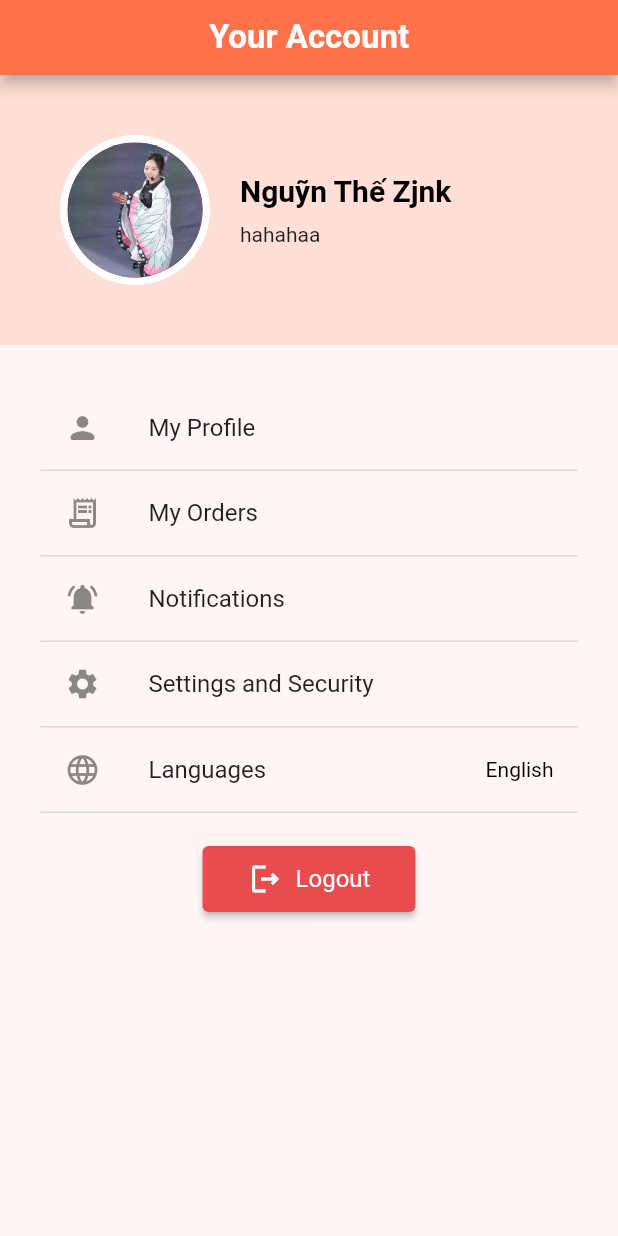
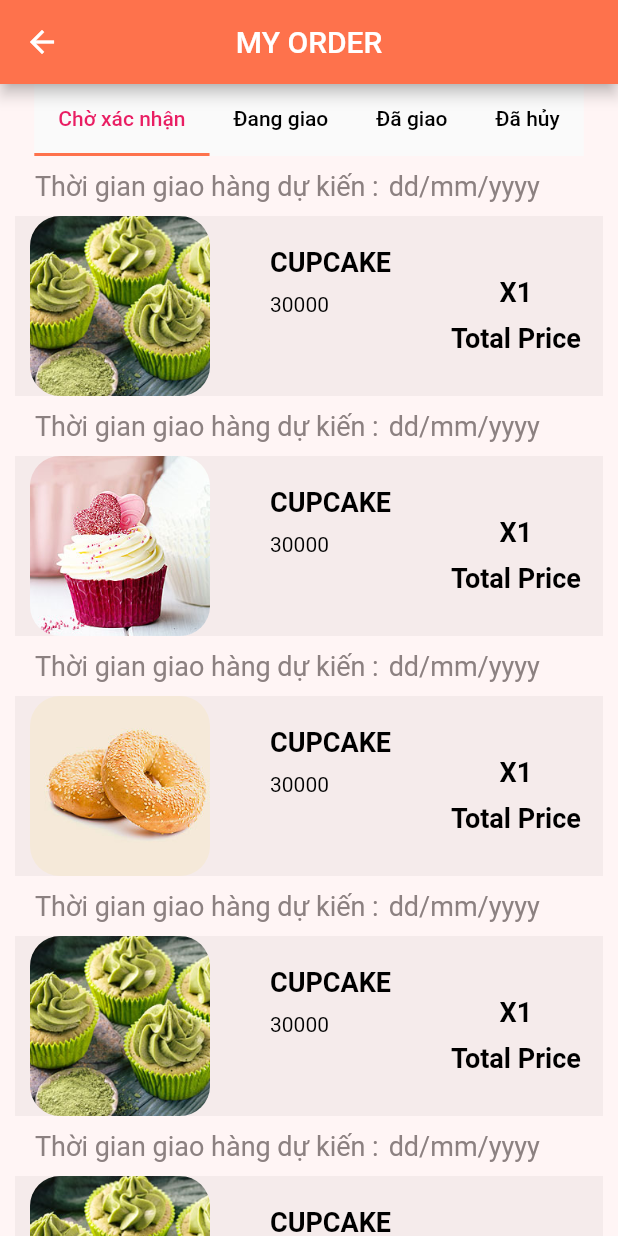
Before and after one commit to vinhvinhvinh/CakeBakeryMobile, a Flutter app: the AccountScreen screen opened by its route, after a tap on "My Orders", on a phone screen of 412 x 824 dp. Run offline on Flutter 3.47's test engine with Material 2 defaults, Android fonts, the phone set to English and light mode, and no system bars; our stand-ins replace carousel_slider, flutter_svg; project files that could hold a hidden picture were left out.

Commit message:
my order

```diff
--- a/flutter_application_cake_bakery/lib/main.dart
+++ b/flutter_application_cake_bakery/lib/main.dart
@@ -1,9 +1,11 @@
 import 'package:flutter/material.dart';
 import 'package:flutter_application_cake_bakery/constant.dart';
 import 'package:flutter_application_cake_bakery/screens/account/account_creen.dart';
+import 'package:flutter_application_cake_bakery/screens/account/myorder/myorder_screen.dart';
 import 'package:flutter_application_cake_bakery/screens/account/profile/my_profile_screen.dart';
 import 'package:flutter_application_cake_bakery/screens/login/login_screen.dart';
 import 'package:flutter_application_cake_bakery/screens/main/main_screen.dart';
+
 import 'screens/account/setting_and_security/password_change/password_change_screen.dart';
 import 'screens/account/setting_and_security/setting_security_screen.dart';
 import 'screens/changepassword/change_pasword_screen.dart';
@@ -40,6 +42,7 @@ class CakeBakery extends StatelessWidget {
         '/change': (context) => const ChangePassword(),
         'account': (context) => const AccountScreen(),
         'account/myprofile': (context) => const ProfileScreen(),
+        'account/myorder':(context)=>const MyOrderScreen(),
         'account/setting_and_security': (context) =>
             const SettingAndSecurityScreen(),
         'account/account_and_security/change_password': (context) =>
--- a/flutter_application_cake_bakery/lib/screens/account/components/directional_user.dart
+++ b/flutter_application_cake_bakery/lib/screens/account/components/directional_user.dart
@@ -15,7 +15,7 @@ Widget directionalUser() {
         directionalUserItem(
           'My Orders',
           Icons.receipt_long_outlined,
-          '/myorder',
+          'account/myorder',
           '',
         ),
         directionalUserItem(
--- /dev/null
+++ b/flutter_application_cake_bakery/lib/screens/account/myorder/components/body.dart
@@ -0,0 +1,53 @@
+import 'package:flutter/material.dart';
+import 'package:flutter_application_cake_bakery/constant.dart';
+import 'package:flutter_application_cake_bakery/screens/account/myorder/components/canceled.dart';
+import 'package:flutter_application_cake_bakery/screens/account/myorder/components/delivered.dart';
+import 'package:flutter_application_cake_bakery/screens/account/myorder/components/watting_confirm.dart';
+import 'package:flutter_application_cake_bakery/screens/account/myorder/components/watting_receive.dart';
+import 'main.dart';
+
+class Body extends StatelessWidget {
+  const Body({Key? key}) : super(key: key);
+
+  @override
+  Widget build(BuildContext context) {
+    return DefaultTabController(
+        length: 4,
+        child: Column(
+          children: [
+            Container(
+                child: const Material(
+              child: TabBar(
+                indicatorColor: primaryColor,
+                isScrollable: true,
+                labelColor: Colors.pink,
+                unselectedLabelColor: Colors.black,
+                tabs: [
+                  Tab(
+                    text: 'Chờ xác nhận',
+                  ),
+                  Tab(
+                    text: 'Đang giao',
+                  ),
+                  Tab(
+                    text: 'Đã giao',
+                  ),
+                  Tab(
+                    text: 'Đã hủy',
+                  ),
+                ],
+              ),
+            )),
+            const Expanded(
+                child: TabBarView(
+              children: [
+                WattingCofirm(),
+                WattingReceive(),
+                Delivered(),
+                Canceled(),
+              ],
+            ))
+          ],
+        ));
+  }
+}
--- /dev/null
+++ b/flutter_application_cake_bakery/lib/screens/account/myorder/components/canceled.dart
@@ -0,0 +1,32 @@
+import 'package:flutter/material.dart';
+import 'package:flutter_application_cake_bakery/constant.dart';
+import 'main.dart';
+
+class Canceled extends StatelessWidget {
+  const Canceled({Key? key}) : super(key: key);
+
+  @override
+  Widget build(BuildContext context) {
+    return ListView(
+      children: const [
+        Product(
+            text: 'Lý do hủy :',
+            time: 'abcd',
+            image: '3.png',
+            productname: 'CUPCAKE',
+            price: '30000',
+            totalPrice: '1'
+        ),
+        SizedBox(height: kDefaultPadding/2),
+        Product(
+            text: 'Lý do hủy :',
+            time: 'abcde',
+            image: '3.png',
+            productname: 'CUPCAKE',
+            price: '30000',
+            totalPrice: '1'
+        ),
+      ],
+    );
+  }
+}
--- /dev/null
+++ b/flutter_application_cake_bakery/lib/screens/account/myorder/components/delivered.dart
@@ -0,0 +1,32 @@
+import 'package:flutter/material.dart';
+import 'package:flutter_application_cake_bakery/constant.dart';
+import 'main.dart';
+
+class Delivered extends StatelessWidget {
+  const Delivered({Key? key}) : super(key: key);
+
+  @override
+  Widget build(BuildContext context) {
+    return ListView(
+      children: const [
+        Product(
+            text: 'Đã giao ngày :',
+            time: 'dd/mm/yyyy',
+            image: '3.png',
+            productname: 'CUPCAKE',
+            price: '30000',
+            totalPrice: '1'
+        ),
+        SizedBox(height: kDefaultPadding/2),
+        Product(
+            text: 'Đã giao ngày :',
+            time: 'dd/mm/yyyy',
+            image: '3.png',
+            productname: 'CUPCAKE',
+            price: '30000',
+            totalPrice: '1'
+        ),
+      ],
+    );
+  }
+}
--- /dev/null
+++ b/flutter_application_cake_bakery/lib/screens/account/myorder/components/main.dart
@@ -0,0 +1,98 @@
+import 'package:flutter/material.dart';
+import 'package:flutter_application_cake_bakery/constant.dart';
+
+class Product extends StatelessWidget {
+  final String image;
+  final String productname;
+  final String price;
+  final String totalPrice;
+  final String text;
+  final String time;
+  const Product({
+    Key? key,
+    required this.image,
+    required this.productname,
+    required this.price,
+    required this.totalPrice,
+    required this.text,
+    required this.time,
+  }) : super(key: key);
+
+  @override
+  Widget build(BuildContext context) {
+    return Container(
+      padding: const EdgeInsets.symmetric(horizontal: kDefaultPadding / 2),
+      child: Column(
+        children: [
+          Row(
+            children: [
+              const Padding(
+                  padding: EdgeInsets.symmetric(vertical: kDefaultPadding, horizontal: kDefaultPadding/3)),
+              Text(
+                text,
+                style: myStyle(18, Color(0xFF8C8181), FontWeight.normal),
+              ),
+              const SizedBox(
+                width: (kDefaultPadding / 3),
+              ),
+              Text(time, style: myStyle(18,  Color(0xFF8C8181), FontWeight.normal),),
+            ],
+          ),
+          Container(
+            padding: EdgeInsets.symmetric(horizontal: kDefaultPadding/2),
+            color: const Color(0xFF8C8181).withOpacity(0.09),
+            child: Row(
+              crossAxisAlignment: CrossAxisAlignment.start,
+              children: [
+                ClipRRect(
+                  borderRadius: BorderRadius.circular(20),
+                  child: Image.asset(
+                    'assets/images/$image',
+                    width: 120,
+                    height: 120,
+                    fit: BoxFit.cover,
+                  ),
+                ),
+                const SizedBox(
+                  width: (kDefaultPadding * 2),
+                ),
+                Column(
+                  crossAxisAlignment: CrossAxisAlignment.start,
+                  children: [
+                    const Padding(
+                        padding: EdgeInsets.symmetric(
+                            vertical: kDefaultPadding / 2)),
+                    Text(
+                      productname,
+                      style:
+                           myStyle(18, Colors.black, FontWeight.bold),
+                    ),
+                    const SizedBox(
+                      height: (kDefaultPadding / 2),
+                    ),
+                    Text(price),
+                  ],
+                ),
+                const SizedBox(
+                  width: (kDefaultPadding*2),
+                ),
+                Column(
+                  children: [
+                    const Padding(padding: EdgeInsets.only(top: kDefaultPadding * 2)),
+                    Text('X$totalPrice',
+                        style:  myStyle(18, Colors.black, FontWeight.bold),),
+                    const SizedBox(
+                      height: (kDefaultPadding / 2),
+                    ),
+                    Text('Total Price',
+                      style:  myStyle(18, Colors.black, FontWeight.bold),),
+                  ],
+                )
+              ],
+            ),
+          ),
+        ],
+      ),
+    );
+  }
+}
--- /dev/null
+++ b/flutter_application_cake_bakery/lib/screens/account/myorder/components/watting_confirm.dart
@@ -0,0 +1,63 @@
+import 'package:flutter/material.dart';
+import 'main.dart';
+
+class WattingCofirm extends StatelessWidget {
+  const WattingCofirm({Key? key}) : super(key: key);
+
+  @override
+  Widget build(BuildContext context) {
+    return ListView(
+      children: const [
+        Product(
+            text: 'Thời gian giao hàng dự kiến :',
+            time: 'dd/mm/yyyy',
+            image: '3.png',
+            productname: 'CUPCAKE',
+            price: '30000',
+            totalPrice: '1'),
+        Product(
+            text: 'Thời gian giao hàng dự kiến :',
+            time: 'dd/mm/yyyy',
+            image: '2.png',
+            productname: 'CUPCAKE',
+            price: '30000',
+            totalPrice: '1'),
+        Product(
+            text: 'Thời gian giao hàng dự kiến :',
+            time: 'dd/mm/yyyy',
+            image: '1.png',
+            productname: 'CUPCAKE',
+            price: '30000',
+            totalPrice: '1'),
+        Product(
+            text: 'Thời gian giao hàng dự kiến :',
+            time: 'dd/mm/yyyy',
+            image: '3.png',
+            productname: 'CUPCAKE',
+            price: '30000',
+            totalPrice: '1'),
+        Product(
+            text: 'Thời gian giao hàng dự kiến :',
+            time: 'dd/mm/yyyy',
+            image: '3.png',
+            productname: 'CUPCAKE',
+            price: '30000',
+            totalPrice: '1'),
+        Product(
+            text: 'Thời gian giao hàng dự kiến :',
+            time: 'dd/mm/yyyy',
+            image: '3.png',
+            productname: 'CUPCAKE',
+            price: '30000',
+            totalPrice: '1'),
+        Product(
+            text: 'Thời gian giao hàng dự kiến :',
+            time: 'dd/mm/yyyy',
+            image: '3.png',
+            productname: 'CUPCAKE',
+            price: '30000',
+            totalPrice: '1'),
+      ],
+    );
+  }
+}
--- /dev/null
+++ b/flutter_application_cake_bakery/lib/screens/account/myorder/components/watting_receive.dart
@@ -0,0 +1,33 @@
+import 'package:flutter/material.dart';
+import 'package:flutter_application_cake_bakery/constant.dart';
+import 'main.dart';
+
+class WattingReceive extends StatelessWidget {
+  const WattingReceive({Key? key}) : super(key: key);
+
+  @override
+  Widget build(BuildContext context) {
+    return ListView(
+      children: const [
+        Product(
+            text: 'Hàng sẽ được giao tới trong :',
+            time: 'h:m:s',
+            image: '3.png',
+            productname: 'CUPCAKE',
+            price: '30000',
+            totalPrice: '1'
+        ),
+        SizedBox(height: kDefaultPadding/2),
+        Product(
+            text: 'Hàng sẽ được giao tới trong :',
+            time: 'h:m:s',
+            image: '3.png',
+            productname: 'CUPCAKE',
+            price: '30000',
+            totalPrice: '1'
+        ),
+
+      ],
+    );
+  }
+}
--- /dev/null
+++ b/flutter_application_cake_bakery/lib/screens/account/myorder/myorder_screen.dart
@@ -0,0 +1,23 @@
+import 'package:flutter/material.dart';
+import 'package:flutter_application_cake_bakery/constant.dart';
+import 'package:flutter_application_cake_bakery/screens/account/myorder/components/body.dart';
+
+class MyOrderScreen extends StatelessWidget {
+  const MyOrderScreen({Key? key}) : super(key: key);
+
+  @override
+  Widget build(BuildContext context) {
+    return Scaffold(
+      appBar: buildAppBar(context),
+      body: Body(),
+    );
+    //);
+  }
+  AppBar buildAppBar(BuildContext context) {
+    return AppBar(
+      backgroundColor: primaryColor,
+      title: Text('My order'.toUpperCase()),
+      centerTitle: true,
+    );
+  }
+}
```
